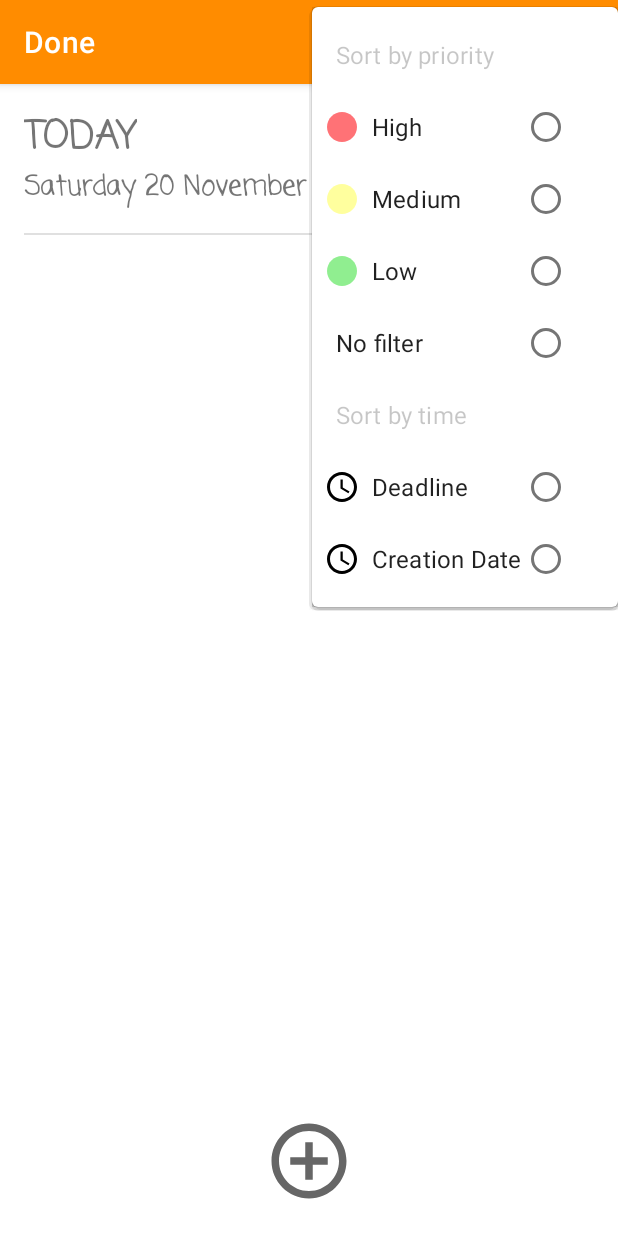
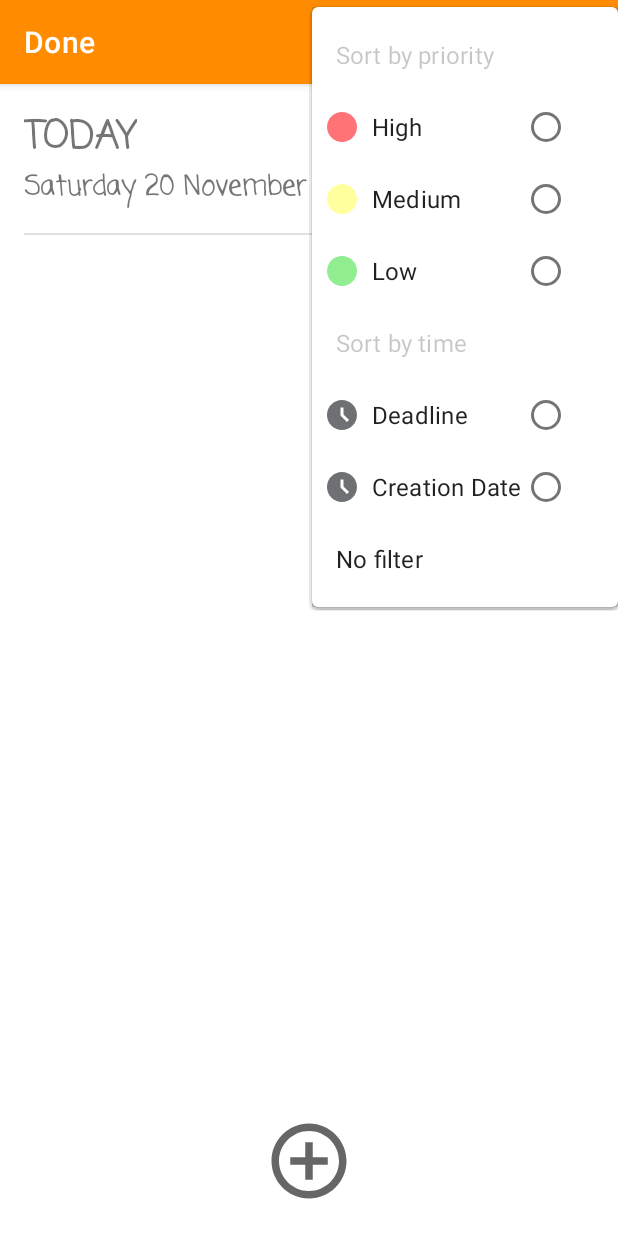
Before and after one commit to RahafNasser-cs/ToDo, an Android app: the screen it shows after launch (MainActivity), after a tap on "icon", on a phone screen of 412 x 824 dp. Run offline under Robolectric (Android 15) with nearby library versions, the phone set to English and light mode, and no system bars; our stand-ins replace data binding, navigation-ui; 12 statements that could not run were skipped.

Commit message:
add theme

```diff
--- a/app/build.gradle
+++ b/app/build.gradle
@@ -59,4 +59,6 @@ dependencies {
     //Navigation
     implementation "androidx.navigation:navigation-fragment-ktx:2.3.5"
     implementation "androidx.navigation:navigation-ui-ktx:2.3.5"
+    //card view
+    implementation "androidx.cardview:cardview:1.0.0"
 }
--- a/app/src/main/java/com/example/todo/data/DataSource.kt
+++ b/app/src/main/java/com/example/todo/data/DataSource.kt
@@ -19,7 +19,7 @@ class DataSource {
     }
     fun loadFilterTaskDate(filterTag: String = ""): List<Task> {
          if (filterTag.isEmpty()) { //filter based on creation date
-           return listOfTasks
+           return loadTask()
         } else { //filter based on deadline
             var listDatesort = listOfTasks
             listDatesort.sortBy { it.date }
--- a/app/src/main/res/drawable/ic_baseline_access_time_24.xml
+++ b/app/src/main/res/drawable/ic_baseline_access_time_24.xml
@@ -3,11 +3,11 @@
     android:height="24dp"
     android:viewportWidth="24"
     android:viewportHeight="24"
-    android:tint="@color/black">
+    android:tint="?attr/colorControlNormal">
   <path
-      android:fillColor="@color/black"
+      android:fillColor="?attr/colorControlNormal"
       android:pathData="M11.99,2C6.47,2 2,6.48 2,12s4.47,10 9.99,10C17.52,22 22,17.52 22,12S17.52,2 11.99,2zM12,20c-4.42,0 -8,-3.58 -8,-8s3.58,-8 8,-8 8,3.58 8,8 -3.58,8 -8,8z"/>
   <path
-      android:fillColor="@color/black"
+      android:fillColor="?attr/colorControlNormal"
       android:pathData="M12.5,7H11v6l5.25,3.15 0.75,-1.23 -4.5,-2.67z"/>
 </vector>
--- /dev/null
+++ b/app/src/main/res/drawable/ic_baseline_access_time_filled_24.xml
@@ -0,0 +1,10 @@
+<vector xmlns:android="http://schemas.android.com/apk/res/android"
+    android:width="24dp"
+    android:height="24dp"
+    android:viewportWidth="24"
+    android:viewportHeight="24"
+    android:tint="@color/dark_mode_light">
+  <path
+      android:fillColor="@color/dark_mode_light"
+      android:pathData="M11.99,2C6.47,2 2,6.48 2,12s4.47,10 9.99,10C17.52,22 22,17.52 22,12S17.52,2 11.99,2zM15.29,16.71L11,12.41V7h2v4.59l3.71,3.71L15.29,16.71z"/>
+</vector>
--- a/app/src/main/res/layout/list_item.xml
+++ b/app/src/main/res/layout/list_item.xml
@@ -3,7 +3,6 @@
     android:layout_width="match_parent"
     android:layout_height="wrap_content"
     xmlns:app="http://schemas.android.com/apk/res-auto"
-    android:backgroundTint="@color/white_dark"
     android:layout_margin="8dp"
     android:id="@+id/task_card">
 
--- a/app/src/main/res/menu/menu_item.xml
+++ b/app/src/main/res/menu/menu_item.xml
@@ -34,11 +34,6 @@
                     app:showAsAction="never"
                     android:icon="@drawable/low_priority_circle"
                     />
-                <item
-                    android:title="No filter"
-                    android:id="@+id/no_filter"
-                    app:showAsAction="never"
-                    />
             </group>
             <group
                 android:id="@+id/date_options"
@@ -51,13 +46,21 @@
                 <item
                     android:id="@+id/deadline_filter"
                     android:title="Deadline"
-                    android:icon="@drawable/ic_baseline_access_time_24"
+                    android:icon="@drawable/ic_baseline_access_time_filled_24"
                     app:showAsAction="never"/>
                 <item
                     android:id="@+id/creation_date"
                     android:title="Creation Date"
-                    android:icon="@drawable/ic_baseline_access_time_24"
+                    android:icon="@drawable/ic_baseline_access_time_filled_24"
                     app:showAsAction="never"/>
+            </group>
+            <group
+                android:id="@+id/no_filter_option">
+                <item
+                    android:title="No filter"
+                    android:id="@+id/no_filter"
+                    app:showAsAction="never"
+                    />
             </group>
         </menu>
     </item>
--- a/app/src/main/res/values-night/themes.xml
+++ b/app/src/main/res/values-night/themes.xml
@@ -2,8 +2,8 @@
     <!-- Base application theme. -->
     <style name="Theme.ToDo" parent="Theme.MaterialComponents.DayNight.DarkActionBar">
         <!-- Primary brand color. -->
-        <item name="colorPrimary">@color/purple_200</item>
-        <item name="colorPrimaryVariant">@color/purple_700</item>
+        <item name="colorPrimary">@color/white</item>
+        <item name="colorPrimaryVariant">@color/dark_mode</item>
         <item name="colorOnPrimary">@color/black</item>
         <!-- Secondary brand color. -->
         <item name="colorSecondary">@color/teal_200</item>
--- a/app/src/main/res/values/colors.xml
+++ b/app/src/main/res/values/colors.xml
@@ -19,6 +19,10 @@
     <color name="white_dark">#F5F1F1</color>
     <color name="white_for_splash">#fefafb</color>
 
+    <color name="dark_mode">#14171A</color>
+    <color name="dark_mode_light">#6E7073</color>
+
+
 
 
 </resources>
--- a/app/src/main/res/values/styles.xml
+++ b/app/src/main/res/values/styles.xml
@@ -25,4 +25,10 @@
     <style name="Theme.Transparent" parent="Theme.AppCompat.Light.NoActionBar">
         <item name="android:windowFullscreen">true</item>
     </style>
+
+    <!-- CardView -->
+    <style name="MyStyle.Cardview.Orange" parent="CardView">
+        <item name="cardBackgroundColor">@color/white_dark</item>
+        <item name="backgroundTint">@color/white_dark</item>
+    </style>
 </resources>
--- a/app/src/main/res/values/themes.xml
+++ b/app/src/main/res/values/themes.xml
@@ -15,6 +15,12 @@
 
         <!-- To Change menu icon -->
 
+        <item name="cardViewStyle">@style/MyStyle.Cardview.Orange</item>
 
     </style>
+    <style name="MyStyle" parent="Theme.AppCompat">
+        <item name="cardViewStyle">@style/MyStyle.Cardview.Orange</item>
+    </style>
+
+
 </resources>
```
